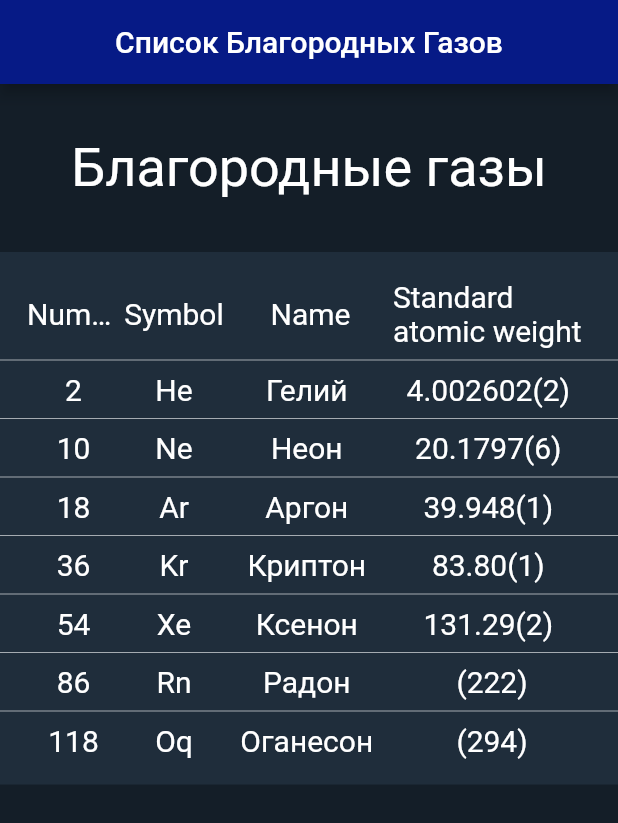
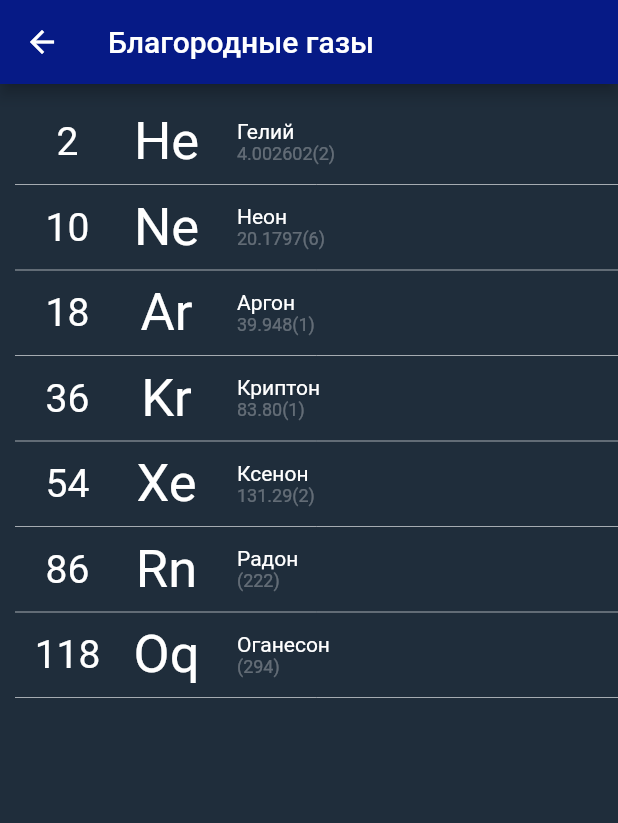
Before and after one commit to Maruru-k/intens_fl, a Flutter app: the screen it shows after launch, on a phone screen of 412 x 824 dp. Shown: the top 823 px of the screen. Run offline on Flutter 3.47's test engine with Material 2 defaults, Android fonts, the phone set to English and light mode, and no system bars.

Commit message:
change noble gas task

```diff
--- a/lib/screens/intens_task/noble_gas/noble_gas_screen.dart
+++ b/lib/screens/intens_task/noble_gas/noble_gas_screen.dart
@@ -9,19 +9,14 @@ class NobleGasScreen extends StatelessWidget {
     return Scaffold(
       backgroundColor: const Color(0xff141e28),
       appBar: AppBar(
+        leading: IconButton(
+          onPressed: () => Navigator.pop(context),
+          icon: const Icon(Icons.arrow_back),
+        ),
         backgroundColor: const Color(0xff061a86),
-        centerTitle: true,
-        title: const Text("Список Благородных Газов"),
+        title: const Text("Благородные газы"),
       ),
-      body: Column(
-        children: [
-          Container(
-              padding: const EdgeInsets.symmetric(vertical: 35),
-              child: const Text("Благородные газы",
-                  style: TextStyle(fontSize: 36))),
-          NobleGasRibbon(),
-        ],
-      ),
+      body: NobleGasRibbon(),
     );
   }
 }
--- a/lib/screens/intens_task/noble_gas/widgets/my_row.dart
+++ b/lib/screens/intens_task/noble_gas/widgets/my_row.dart
@@ -3,7 +3,6 @@ import 'package:intens_fl/screens/intens_task/noble_gas/widgets/noble_gas_model.
 
 class MyNobleGasRow extends StatelessWidget {
   final NobleGasModel _nobleGas;
-  final TextStyle gasRowStyle = const TextStyle(fontSize: 20);
 
   const MyNobleGasRow({Key? key, required NobleGasModel nobleGas})
       : _nobleGas = nobleGas,
@@ -12,36 +11,44 @@ class MyNobleGasRow extends StatelessWidget {
   @override
   Widget build(BuildContext context) {
     return Container(
-      padding: const EdgeInsets.symmetric(horizontal: 18),
-      child: Row(
-        mainAxisAlignment: MainAxisAlignment.start,
+      padding: const EdgeInsets.only(left: 10),
+      child: Column(
+        children: [
+          Row(
             crossAxisAlignment: CrossAxisAlignment.center,
             children: [
               Container(
-            width: 62,
+                width: 70,
                 alignment: Alignment.center,
                 child: Text(
                   _nobleGas.atomicNumber,
-              style: gasRowStyle,
-              overflow: TextOverflow.ellipsis,
+                  style: const TextStyle(fontSize: 26),
                 ),
               ),
               Container(
-            width: 72,
+                width: 62,
                 alignment: Alignment.center,
-            child: Text(_nobleGas.symbol, style: gasRowStyle),
+                child: Text(_nobleGas.symbol,
+                    style: const TextStyle(fontSize: 35)),
               ),
               Container(
-            width: 110,
-            alignment: Alignment.center,
-            child: Text(_nobleGas.name, style: gasRowStyle),
+                padding: const EdgeInsets.symmetric(horizontal: 16),
+                child: Column(
+                  mainAxisAlignment: MainAxisAlignment.start,
+                  crossAxisAlignment: CrossAxisAlignment.start,
+                  children: [
+                    Text(_nobleGas.name, style: const TextStyle(fontSize: 14)),
+                    Text(
+                      _nobleGas.atomicWeight,
+                      style:
+                          const TextStyle(fontSize: 12, color: Colors.white30),
                     ),
-          Expanded(
-            child: Container(
-              alignment: Alignment.center,
-              child: Text(_nobleGas.atomicWeight, style: gasRowStyle),
+                  ],
                 ),
               ),
+            ],
+          ),
+          const Divider(color: Colors.white60),
         ],
       ),
     );
--- a/lib/screens/intens_task/noble_gas/widgets/noble_gas_ribbon.dart
+++ b/lib/screens/intens_task/noble_gas/widgets/noble_gas_ribbon.dart
@@ -23,27 +23,16 @@ class NobleGasRibbon extends StatelessWidget {
 
   @override
   Widget build(BuildContext context) {
+    nobleGasList.removeAt(0);
+
     return Container(
-        color: Theme.of(context).colorScheme.primary,
-        padding: const EdgeInsets.symmetric(vertical: 18),
-        child: Column(
-          children: [
-            MyNobleGasRow(nobleGas: nobleGasList[0]),
-            const Divider(color: Colors.white60),
-            MyNobleGasRow(nobleGas: nobleGasList[1]),
-            const Divider(color: Colors.white60),
-            MyNobleGasRow(nobleGas: nobleGasList[2]),
-            const Divider(color: Colors.white60),
-            MyNobleGasRow(nobleGas: nobleGasList[3]),
-            const Divider(color: Colors.white60),
-            MyNobleGasRow(nobleGas: nobleGasList[4]),
-            const Divider(color: Colors.white60),
-            MyNobleGasRow(nobleGas: nobleGasList[5]),
-            const Divider(color: Colors.white60),
-            MyNobleGasRow(nobleGas: nobleGasList[6]),
-            const Divider(color: Colors.white60),
-            MyNobleGasRow(nobleGas: nobleGasList[7]),
-          ],
-        ));
+      color: Theme.of(context).colorScheme.primary,
+      padding: const EdgeInsets.symmetric(vertical: 18),
+      child: Column(
+        children: nobleGasList
+            .map((element) => MyNobleGasRow(nobleGas: element))
+            .toList(),
+      ),
+    );
   }
 }
```
Lines whose indentation alone changed are shown as unchanged.
